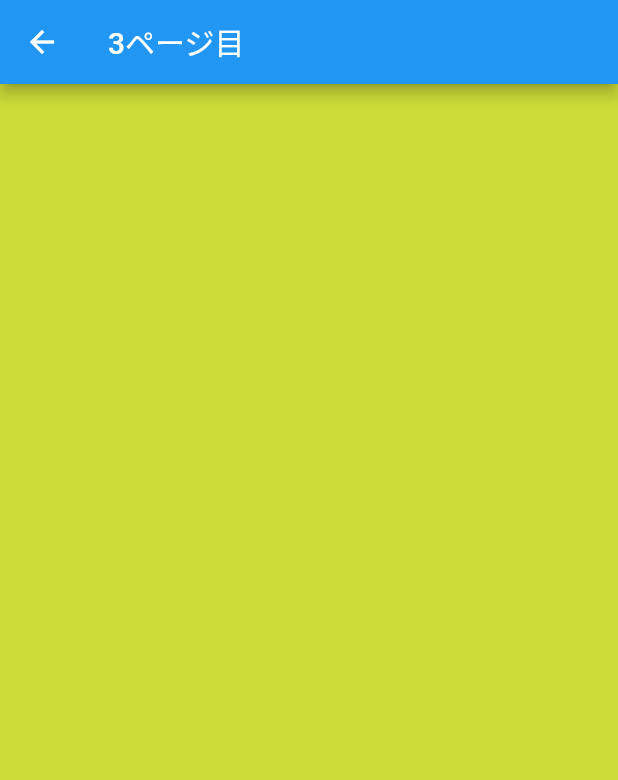
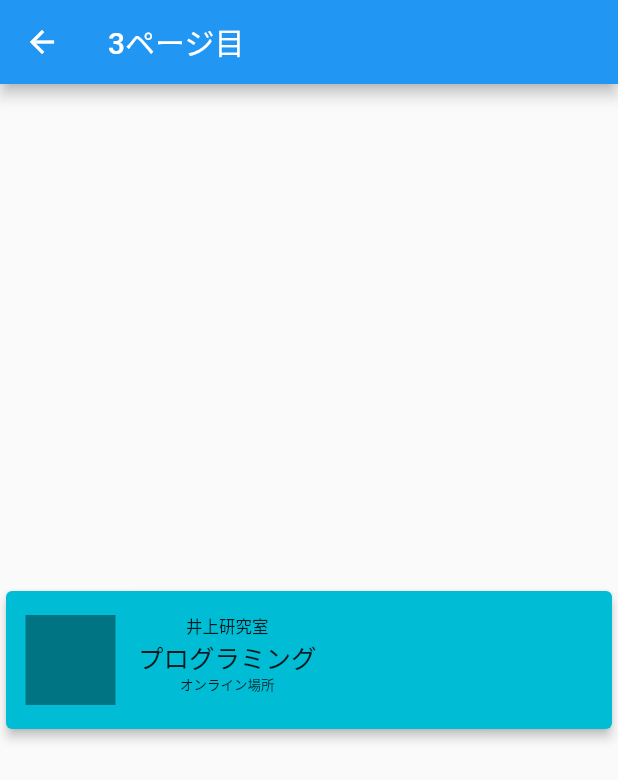
Before and after one commit to kazumahashimoto-rikoten/flutter_application_1, a Flutter app: the ListDemo screen opened directly, on a phone screen of 412 x 824 dp. Shown: the top 780 px of the screen. Run offline on Flutter 3.47's test engine with Material 2 defaults, Android fonts, the phone set to English and light mode, and no system bars.

Commit message:
3ページ目に企画のカードを作ってみた

```diff
--- a/lib/list_demo.dart
+++ b/lib/list_demo.dart
@@ -6,12 +6,56 @@ class ListDemo extends StatelessWidget {
   @override
   Widget build(BuildContext context) {
     return Scaffold(
-      appBar: AppBar(
-        title: Text('3ページ目'),
-      ),
-      body: Container(
-        color: Colors.lime,
-      ),
-    );
+        appBar: AppBar(
+          title: Text('3ページ目'),
+        ),
+        body: Center(
+            child: Container(
+          // padding: EdgeInsets.symmetric(vertical: 20, horizontal: 13),
+          height: 100,
+          child: Card(
+            elevation: 3,
+            color: Colors.cyan,
+            child: Container(
+              padding: EdgeInsets.symmetric(vertical: 15, horizontal: 13),
+              child: Row(
+                children: [
+                  Container(
+                    color: Colors.black38,
+                    height: 60,
+                    width: 60,
+                  ),
+                  SizedBox(
+                    width: 15,
+                  ),
+                  Column(
+                    children: [
+                      Text(
+                        '井上研究室',
+                        style: TextStyle(fontSize: 11),
+                      ),
+                      Text(
+                        'プログラミング',
+                        style: TextStyle(fontSize: 17),
+                      ),
+                      Row(
+                        children: [
+                          Text(
+                            'オンライン',
+                            style: TextStyle(fontSize: 9),
+                          ),
+                          Text(
+                            '場所',
+                            style: TextStyle(fontSize: 9),
+                          )
+                        ],
+                      )
+                    ],
+                  ),
+                ],
+              ),
+            ),
+          ),
+        )));
   }
 }
```
